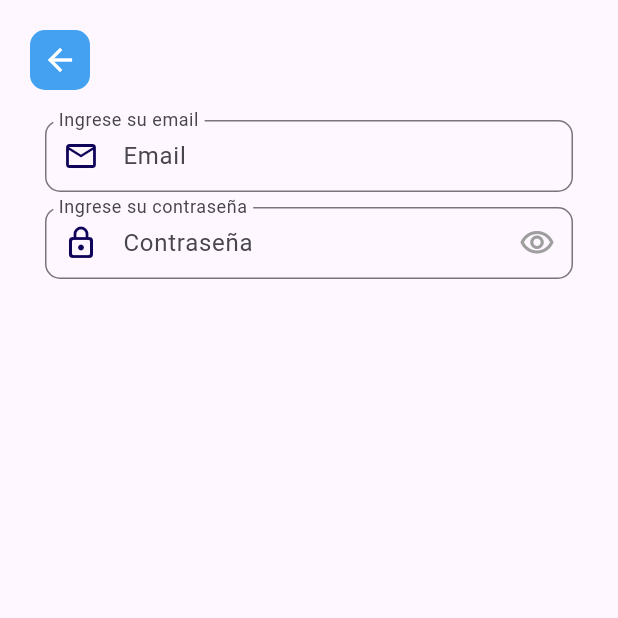
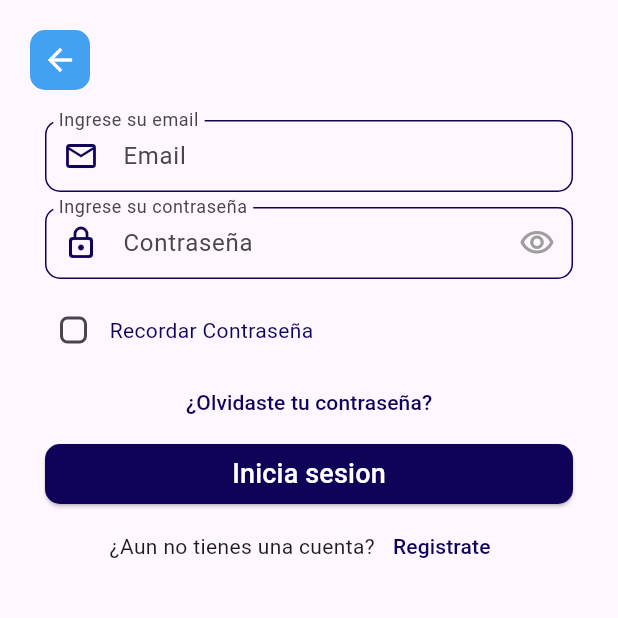
Before and after one commit to YhonattanZ/Nolatech.ai, a Flutter app: the screen it shows after launch, after a tap on "Inicia Sesion", on a phone screen of 412 x 824 dp, the top half of it. Run offline on Flutter 3.47's test engine with Material 3 defaults, Android fonts, the phone set to English and light mode, and no system bars; our stand-ins replace google_fonts.

Commit message:
feat(Login) textfields decorations

```diff
--- a/prueba_nolatech/lib/src/providers/login_provider.dart
+++ b/prueba_nolatech/lib/src/providers/login_provider.dart
@@ -4,6 +4,7 @@ import 'package:prueba_nolatech/src/view/screens/register.dart';
 
 class LoginProvider extends ChangeNotifier {
   bool showPassword = false;
+  bool isChecked = false;
 
   void goToRegister(context) {
     Navigator.push(
@@ -20,4 +21,10 @@ class LoginProvider extends ChangeNotifier {
     print(showPassword);
     notifyListeners();
   }
+
+  void isCheckboxActive(bool checked) {
+    isChecked = checked;
+    print(isChecked);
+    notifyListeners();
+  }
 }
--- a/prueba_nolatech/lib/src/view/screens/login.dart
+++ b/prueba_nolatech/lib/src/view/screens/login.dart
@@ -10,7 +10,62 @@ class Login extends StatelessWidget {
   Widget build(BuildContext context) {
     return Scaffold(
       body: Column(
-        children: [customAppBar(context), textfields(context)],
+        children: [
+          customAppBar(context),
+          textfields(context),
+          checkbox(),
+          TextButton(
+              onPressed: () {},
+              child: Text('¿Olvidaste tu contraseña?',
+                  style: TextStyle(color: secondaryColor))),
+          Container(
+            margin: EdgeInsets.symmetric(horizontal: 30),
+            width: double.infinity,
+            child: ElevatedButton(
+                style: ElevatedButton.styleFrom(
+                    backgroundColor: secondaryColor,
+                    shape: RoundedRectangleBorder(
+                        borderRadius: BorderRadius.all(Radius.circular(10)))),
+                onPressed: () {},
+                child: Text('Inicia sesion',
+                    style: TextStyle(color: Colors.white, fontSize: fontSize))),
+          ),
+          Row(
+            mainAxisAlignment: MainAxisAlignment.center,
+            children: [
+              Text('¿Aun no tienes una cuenta?'),
+              TextButton(
+                  onPressed: () {},
+                  child: Text(
+                    'Registrate',
+                    style: TextStyle(color: secondaryColor),
+                  )),
+            ],
+          )
+        ],
+      ),
+    );
+  }
+
+  Widget checkbox() {
+    return Padding(
+      padding: const EdgeInsets.only(left: 25.0),
+      child: Row(
+        children: [
+          Consumer<LoginProvider>(
+              builder: (_, p, child) => Checkbox.adaptive(
+                  shape: RoundedRectangleBorder(
+                      borderRadius: BorderRadius.circular(5)),
+                  activeColor: secondaryColor,
+                  value: p.isChecked,
+                  onChanged: (value) {
+                    p.isCheckboxActive(value!);
+                  })),
+          const Text(
+            'Recordar Contraseña',
+            style: TextStyle(color: secondaryColor),
+          )
+        ],
       ),
     );
   }
@@ -43,16 +98,27 @@ class Login extends StatelessWidget {
   }
 
   Widget textfields(context) {
-    final provider = Provider.of<LoginProvider>(context, listen: false);
     return Column(
       children: [
         Padding(
           padding: const EdgeInsets.symmetric(horizontal: 30.0),
           child: TextFormField(
             decoration: InputDecoration(
+                disabledBorder: OutlineInputBorder(
+                    borderRadius: BorderRadius.circular(10),
+                    borderSide: BorderSide(color: Colors.grey.shade400)),
+                focusedBorder: OutlineInputBorder(
+                    borderRadius: BorderRadius.circular(10),
+                    borderSide: const BorderSide(color: fontColor)),
+                enabledBorder: OutlineInputBorder(
+                    borderRadius: BorderRadius.circular(10),
+                    borderSide: const BorderSide(color: secondaryColor)),
+                errorBorder: OutlineInputBorder(
+                    borderRadius: BorderRadius.circular(10),
+                    borderSide: const BorderSide(color: Colors.red)),
                 border:
                     OutlineInputBorder(borderRadius: BorderRadius.circular(10)),
-                contentPadding: EdgeInsets.only(left: 5, top: 12),
+                contentPadding: const EdgeInsets.only(left: 5, top: 12),
                 floatingLabelAlignment: FloatingLabelAlignment.start,
                 floatingLabelBehavior: FloatingLabelBehavior.always,
                 hintText: 'Email',
@@ -69,9 +135,21 @@ class Login extends StatelessWidget {
               builder: (_, p, child) => TextFormField(
                 obscureText: p.showPassword,
                 decoration: InputDecoration(
+                  disabledBorder: OutlineInputBorder(
+                      borderRadius: BorderRadius.circular(10),
+                      borderSide: BorderSide(color: Colors.grey.shade400)),
+                  focusedBorder: OutlineInputBorder(
+                      borderRadius: BorderRadius.circular(10),
+                      borderSide: BorderSide(color: Colors.grey.shade400)),
+                  enabledBorder: OutlineInputBorder(
+                      borderRadius: BorderRadius.circular(10),
+                      borderSide: const BorderSide(color: secondaryColor)),
+                  errorBorder: OutlineInputBorder(
+                      borderRadius: BorderRadius.circular(10),
+                      borderSide: const BorderSide(color: Colors.red)),
                   border: OutlineInputBorder(
                       borderRadius: BorderRadius.circular(10)),
-                  contentPadding: EdgeInsets.only(left: 5, top: 12),
+                  contentPadding: const EdgeInsets.only(left: 5, top: 12),
                   floatingLabelAlignment: FloatingLabelAlignment.start,
                   floatingLabelBehavior: FloatingLabelBehavior.always,
                   hintText: 'Contraseña',
```
